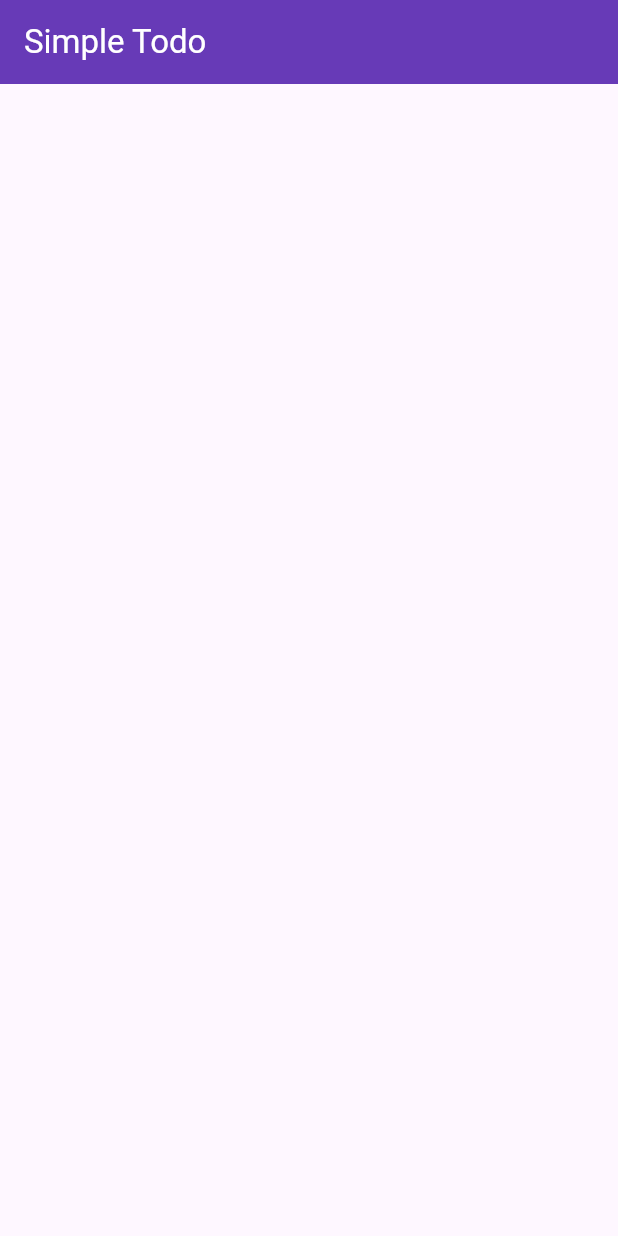
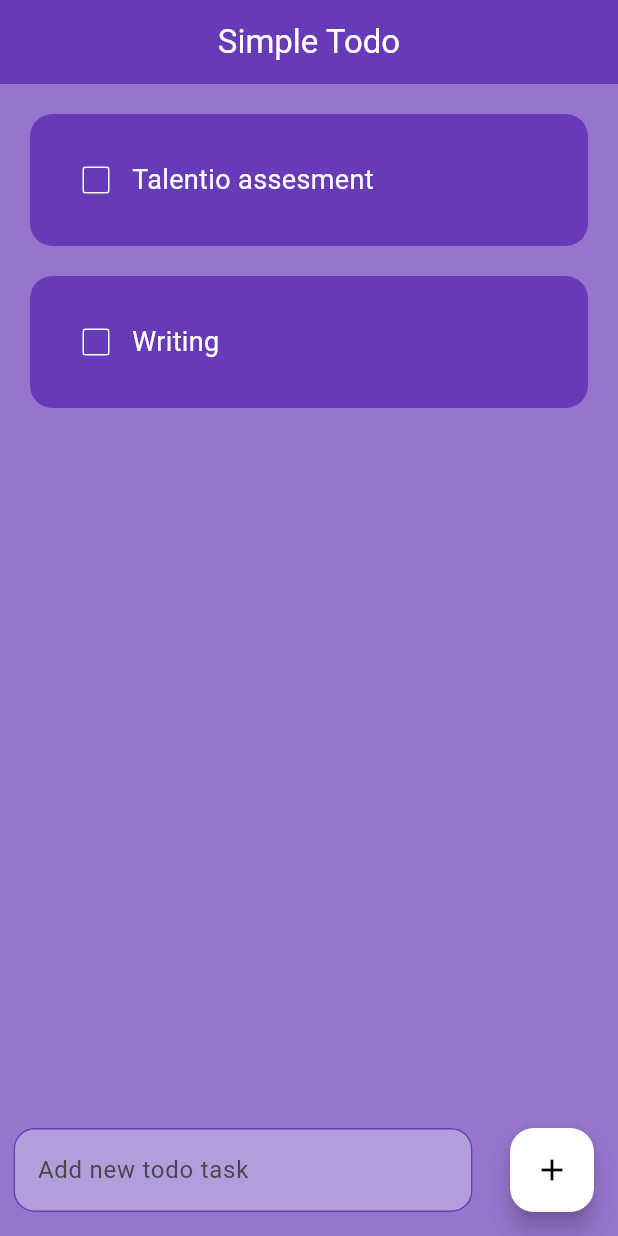
Before and after one commit to Nikilhari/Flutter-To-do-list, a Flutter app: the screen it shows after launch, on a phone screen of 412 x 824 dp. Run offline on Flutter 3.47's test engine with Material 3 defaults, Android fonts, the phone set to English and light mode, and no system bars.

Commit message:
implemented add icon

```diff
--- a/lib/pages/home_page.dart
+++ b/lib/pages/home_page.dart
@@ -1,13 +1,75 @@
 import 'package:flutter/material.dart';
+import 'package:learning/utils/todo_list.dart';
 
-class HomePage extends StatelessWidget{
-  const HomePage({super.key});
+class HomePage extends StatefulWidget{
+  HomePage({super.key});
+
+  @override
+  State<HomePage> createState() => _HomePageState();
+}
+
+class _HomePageState extends State<HomePage> {
+  List toDoList =[
+    ['Talentio assesment',false],
+    ['Writing',false],
+  ];
+
+  void checkBoxChanged(int index){
+    setState(() {
+      toDoList[index][1] = !toDoList[index][1];
+    });
+  }
+
   @override
 Widget build(BuildContext context){
     return Scaffold(
-      appBar: AppBar(title: Text('Simple Todo'),
+      backgroundColor: Colors.deepPurple.shade300,
+      appBar: AppBar(title: Center(child: const Text('Simple Todo')),
       backgroundColor: Colors.deepPurple,
       foregroundColor: Colors.white,),
+      body: ListView.builder(itemCount:toDoList.length,itemBuilder: (BuildContext context, index)
+        {
+          return TodoList(
+            taskName: toDoList[index][0],
+            taskCompleted: toDoList[index][1],
+            onChanged: (value) => checkBoxChanged(index),
+          );
+        },),
+        floatingActionButton: Row(
+          children: [
+             Expanded(child: Padding(
+              padding: const EdgeInsets.symmetric(
+                horizontal: 25,
+              ),
+              child: TextField(
+                decoration: InputDecoration(
+                  hintText: 'Add new todo task',
+                  filled: true,
+                  fillColor: Colors.deepPurple.shade200,
+                  enabledBorder: OutlineInputBorder(
+                    borderSide: const BorderSide(
+                      color: Colors.deepPurple
+                    ),
+                    borderRadius: BorderRadius.circular(14)
+                  ),
+                  focusedBorder: OutlineInputBorder(
+                      borderSide: const BorderSide(
+                          color: Colors.deepPurple
+                      ),
+                      borderRadius: BorderRadius.circular(14)
+                  ),
+                ),
+                style: const TextStyle(color: Colors.white),
+              ),
+            )),
+            FloatingActionButton(
+            onPressed: (){},
+            child: Icon(Icons.add),
+              backgroundColor: Colors.white,
+              foregroundColor: Colors.black,
+    ),
+          ],
+        ),
     );
   }
-    }
+}
--- /dev/null
+++ b/lib/utils/todo_list.dart
@@ -0,0 +1,49 @@
+import 'package:flutter/material.dart';
+class TodoList extends StatelessWidget {
+  const TodoList({super.key, required this.taskName,
+    required this.taskCompleted,
+  this.onChanged,});
+  final String taskName;
+  final bool taskCompleted;
+  final ValueChanged<bool?>? onChanged;
+  @override
+  Widget build(BuildContext context) {
+    return Padding(
+      padding: const EdgeInsets.only(
+        top: 20,
+        left:20,
+        right: 20,
+        bottom: 0,
+      ),
+      child: Container(
+        decoration: BoxDecoration(
+          color: Colors.deepPurple,
+          borderRadius: BorderRadius.circular(15),
+
+        ),
+        padding: const EdgeInsets.all(20),
+        child: Row(
+          children: [
+            Checkbox(value: taskCompleted,
+                onChanged: onChanged,
+              checkColor: Colors.black,
+              activeColor: Colors.white,
+              side: const BorderSide(
+                color: Colors.white
+              ),
+            ),
+            Text(
+              taskName,
+              style: TextStyle(
+                color: Colors.white,
+                fontSize: 18,
+                decoration: taskCompleted ? TextDecoration.lineThrough : TextDecoration.none,
+                decorationThickness: 3
+              ),
+            ),
+          ],
+        ),
+      ),
+    );;
+  }
+}
```
